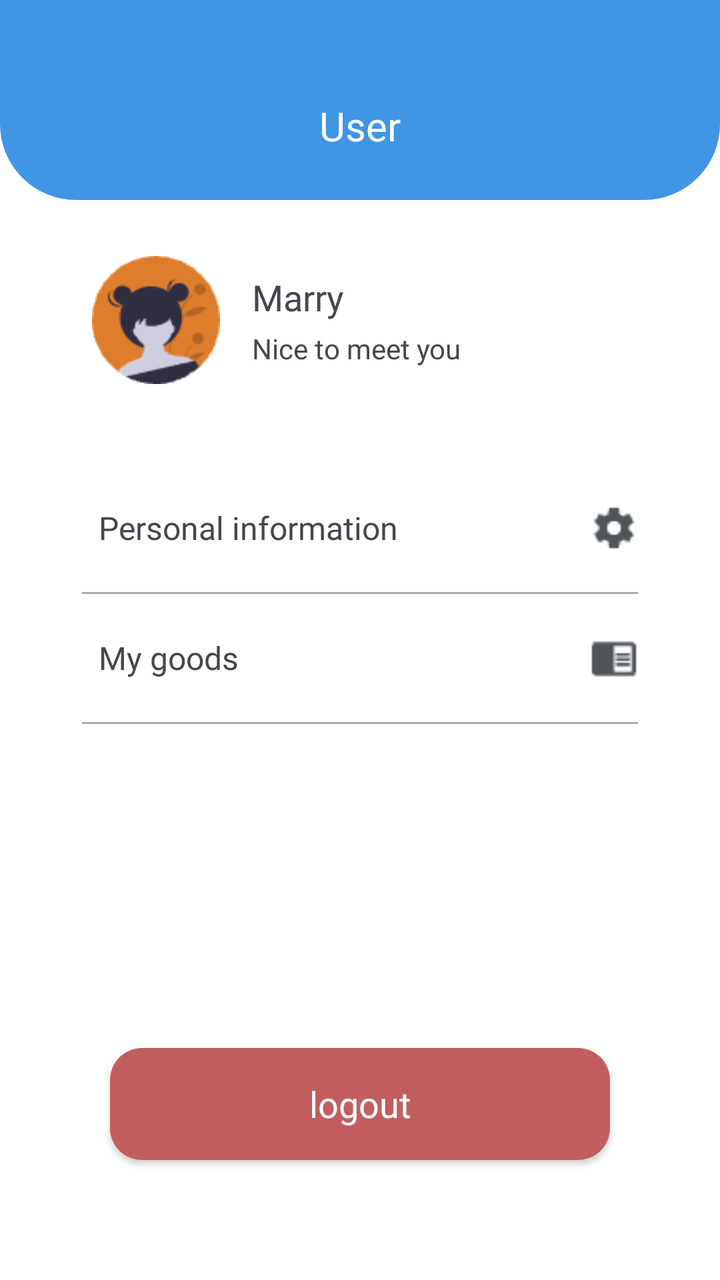
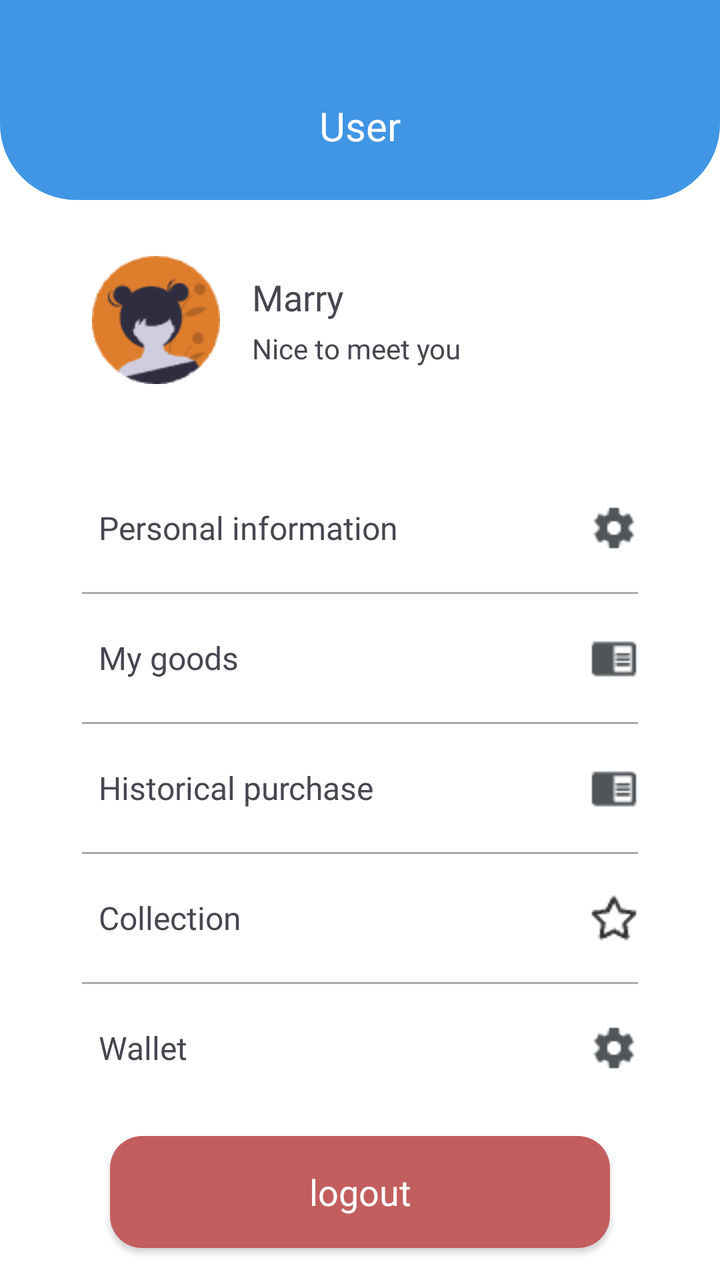

Screens rendered from an Android XML layout before and after an edit, with the pre-edit source and the edit as a unified diff.
<!-- AndroidManifest.xml: application theme Theme.CampusMart -->
<!-- res/layout/fragment_user.xml -->
<?xml version="1.0" encoding="utf-8"?>
<LinearLayout
    xmlns:android="http://schemas.android.com/apk/res/android"
    android:layout_width="match_parent"
    android:layout_height="match_parent"
    android:orientation="vertical"
    android:background="@android:color/white">

    
    <LinearLayout
        android:layout_width="match_parent"
        android:layout_height="100dp"
        android:background="@drawable/menu_blue_rounded"
        android:orientation="horizontal"
        android:gravity="center_vertical"
        android:paddingHorizontal="16dp">
        

            <TextView
                android:id="@+id/tv_username"
                android:layout_width="match_parent"
                android:layout_height="wrap_content"
                android:text="User"
                android:layout_marginTop="13dp"
                android:fontFamily="@font/ubuntu_b"
                android:textColor="@android:color/white"
                android:textSize="20sp"
                android:gravity="center"
                />

    </LinearLayout>

    <LinearLayout
        android:layout_width="match_parent"
        android:layout_height="120dp"
        android:orientation="horizontal"
        android:gravity="center_vertical"
        android:layout_marginHorizontal="30dp"
        android:paddingHorizontal="16dp">
        
        <ImageView
            android:id="@+id/iv_user_avatar"
            android:layout_width="64dp"
            android:layout_height="64dp"
            android:src="@drawable/avatar_marry"
            android:background="@drawable/shape_circle"
            android:scaleType="centerCrop"/>
        
        <LinearLayout
            android:layout_width="0dp"
            android:layout_height="wrap_content"
            android:layout_weight="1"
            android:orientation="vertical"
            android:layout_marginStart="16dp">
            <TextView
                android:id="@+id/tv_nickname"
                android:layout_width="wrap_content"
                android:layout_height="wrap_content"
                android:text="Marry"
                android:fontFamily="@font/ubuntu_m"
                android:textSize="18sp" />
            <TextView
                android:id="@+id/tv_profileSignature"
                android:layout_width="wrap_content"
                android:layout_height="wrap_content"
                android:text="Nice to meet you"
                android:fontFamily="@font/ubuntu_m"
                android:textSize="14sp"
                android:layout_marginTop="4dp"/>
        </LinearLayout>
    </LinearLayout>


    
    <LinearLayout
        android:layout_width="match_parent"
        android:layout_height="wrap_content"
        android:orientation="vertical"
        android:padding="16dp">
        
        <LinearLayout
            android:id="@+id/layout_personal_info"
            android:layout_width="match_parent"
            android:layout_height="56dp"
            android:orientation="horizontal"
            android:gravity="center_vertical"
            android:paddingLeft="4pt"
            android:layout_marginHorizontal="25dp"
            android:clickable="true"
            android:focusable="true">
            <TextView
                android:layout_width="wrap_content"
                android:layout_height="wrap_content"
                android:fontFamily="@font/ubuntu_m"
                android:text="Personal information"
                android:textSize="16sp"/>
            <View
                android:layout_width="match_parent"
                android:layout_height="0dp"
                android:layout_weight="1"/>
            <ImageView
                android:layout_width="24dp"
                android:layout_height="24dp"
                android:src="@drawable/ic_setting"/>
        </LinearLayout>
        
        <View
            android:layout_marginHorizontal="25dp"
            android:layout_width="match_parent"
            android:layout_height="1dp"
            android:background="@android:color/darker_gray"
            android:layout_marginVertical="4dp"/>

        
        <LinearLayout
            android:id="@+id/layout_my_goods"
            android:layout_marginHorizontal="25dp"
            android:layout_width="match_parent"
            android:layout_height="56dp"
            android:paddingLeft="4pt"
            android:orientation="horizontal"
            android:gravity="center_vertical"
            android:clickable="true"
            android:focusable="true">
            <TextView
                android:layout_width="wrap_content"
                android:layout_height="wrap_content"
                android:fontFamily="@font/ubuntu_m"
                android:text="My goods"
                android:textSize="16sp"/>
            <View
                android:layout_width="match_parent"
                android:layout_height="0dp"
                android:layout_weight="1"/>
            <ImageView
                android:layout_width="24dp"
                android:layout_height="24dp"
                android:src="@drawable/ic_list"/>
        </LinearLayout>
        <View
            android:layout_marginHorizontal="25dp"
            android:layout_width="match_parent"
            android:layout_height="1dp"
            android:background="@android:color/darker_gray"
            android:layout_marginVertical="4dp"/>




























































    </LinearLayout>
    <View
        android:layout_width="match_parent"
        android:layout_height="0dp"
        android:layout_weight="1"/> 

    
    <androidx.appcompat.widget.AppCompatButton
        android:textAllCaps="false"
        android:id="@+id/btn_logout"
        android:layout_width="match_parent"
        android:layout_height="56dp"
        android:text="logout"
        android:textColor="@android:color/white"
        android:textSize="18sp"
        android:fontFamily="@font/ubuntu_m"
        android:background="@drawable/btn_brown_rounded"
        android:layout_marginHorizontal="55dp"
        android:layout_marginBottom="60dp"/>

</LinearLayout>
<!-- resources referenced by this layout -->
<resources>
  <!-- drawable avatar_marry: png bitmap (drawable, 2260 bytes) -->
  <!-- drawable btn_brown_rounded (drawable) -->
  <?xml version="1.0" encoding="utf-8"?>
  <shape xmlns:android="http://schemas.android.com/apk/res/android"
      android:shape="rectangle">
      <solid android:color="#C25E5E"/>
      <corners android:radius="16dp"/>
  </shape>
  <!-- drawable ic_list: png bitmap (drawable, 201 bytes) -->
  <!-- drawable ic_setting: png bitmap (drawable, 266 bytes) -->
  <!-- drawable menu_blue_rounded (drawable) -->
  <?xml version="1.0" encoding="utf-8"?>
  <shape xmlns:android="http://schemas.android.com/apk/res/android"
      android:shape="rectangle">
      <solid android:color="#4095E5"/>
      <corners
          android:bottomLeftRadius="38dp"
          android:bottomRightRadius="38dp"
          android:topLeftRadius="0dp"
          android:topRightRadius="0dp" />
  
  </shape>
  <!-- drawable shape_circle (drawable) -->
  <shape xmlns:android="http://schemas.android.com/apk/res/android"
      android:shape="oval">
      <solid android:color="@android:color/transparent"/>
      <stroke android:width="0dp" android:color="@android:color/transparent"/>
  </shape>
  <style name="Theme.CampusMart" parent="Base.Theme.CampusMart" />
  <style name="Base.Theme.CampusMart" parent="Theme.Material3.DayNight.NoActionBar">
          
          
          <item name="materialButtonStyle">@style/Widget.App.Button</item>
      </style>
  <style name="Widget.App.Button" parent="Widget.MaterialComponents.Button">
          <item name="android:textAllCaps">false</item>
          <item name="backgroundTint">@null</item>
      </style>
</resources>

<!-- the commit's change to res/layout/fragment_user.xml (unified diff, before → after) -->
@@ -144,6 +144,98 @@
             android:background="@android:color/darker_gray"
             android:layout_marginVertical="4dp"/>
 
+        
+        <LinearLayout
+            android:id="@+id/layout_history_purchase"
+            android:layout_width="match_parent"
+            android:layout_height="56dp"
+            android:paddingLeft="4pt"
+            android:orientation="horizontal"
+            android:layout_marginHorizontal="25dp"
+            android:gravity="center_vertical"
+            android:clickable="true"
+            android:focusable="true">
+            <TextView
+                android:layout_width="wrap_content"
+                android:fontFamily="@font/ubuntu_m"
+                android:layout_height="wrap_content"
+                android:text="Historical purchase"
+                android:textSize="16sp"/>
+            <View
+                android:layout_width="match_parent"
+                android:layout_height="0dp"
+                android:layout_weight="1"/>
+            <ImageView
+                android:layout_width="24dp"
+                android:layout_height="24dp"
+                android:src="@drawable/ic_list"/>
+        </LinearLayout>
+        <View
+            android:layout_marginHorizontal="25dp"
+            android:layout_width="match_parent"
+            android:layout_height="1dp"
+            android:background="@android:color/darker_gray"
+            android:layout_marginVertical="4dp"/>
+
+        
+        <LinearLayout
+            android:id="@+id/layout_collection"
+            android:layout_width="match_parent"
+            android:layout_height="56dp"
+            android:orientation="horizontal"
+            android:gravity="center_vertical"
+            android:layout_marginHorizontal="25dp"
+            android:paddingLeft="4pt"
+            android:clickable="true"
+            android:focusable="true">
+            <TextView
+                android:layout_width="wrap_content"
+                android:fontFamily="@font/ubuntu_m"
+                android:layout_height="wrap_content"
+                android:text="Collection"
+                android:textSize="16sp"/>
+            <View
+                android:layout_width="match_parent"
+                android:layout_height="0dp"
+                android:layout_weight="1"/>
+            <ImageView
+                android:layout_width="24dp"
+                android:layout_height="24dp"
+                android:src="@drawable/ic_star"/>
+        </LinearLayout>
+        <View
+            android:layout_marginHorizontal="25dp"
+            android:layout_width="match_parent"
+            android:layout_height="1dp"
+            android:background="@android:color/darker_gray"
+            android:layout_marginVertical="4dp"/>
+
+        
+        <LinearLayout
+            android:id="@+id/layout_wallet"
+            android:layout_width="match_parent"
+            android:layout_height="56dp"
+            android:orientation="horizontal"
+            android:gravity="center_vertical"
+            android:layout_marginHorizontal="25dp"
+            android:paddingLeft="4pt"
+            android:clickable="true"
+            android:focusable="true">
+            <TextView
+                android:layout_width="wrap_content"
+                android:fontFamily="@font/ubuntu_m"
+                android:layout_height="wrap_content"
+                android:text="Wallet"
+                android:textSize="16sp"/>
+            <View
+                android:layout_width="match_parent"
+                android:layout_height="0dp"
+                android:layout_weight="1"/>
+            <ImageView
+                android:layout_width="24dp"
+                android:layout_height="24dp"
+                android:src="@drawable/ic_setting"/>
+        </LinearLayout>
 
 
 
<!-- resource entries referenced after the edit -->
@@ -10,6 +10,7 @@
   </shape>
   <!-- drawable ic_list: png bitmap (drawable, 201 bytes) -->
   <!-- drawable ic_setting: png bitmap (drawable, 266 bytes) -->
+  <!-- drawable ic_star: png bitmap (drawable, 292 bytes) -->
   <!-- drawable menu_blue_rounded (drawable) -->
   <?xml version="1.0" encoding="utf-8"?>
   <shape xmlns:android="http://schemas.android.com/apk/res/android"
